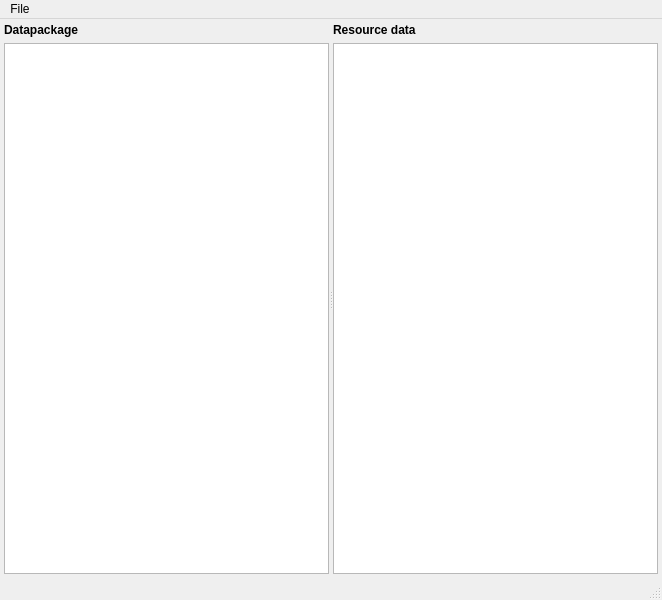
This is spinetoolbox/ui/spine_datapackage_form.ui in spine-tools/Spine-Toolbox as Qt 5 draws it before an edit. The edited form follows.
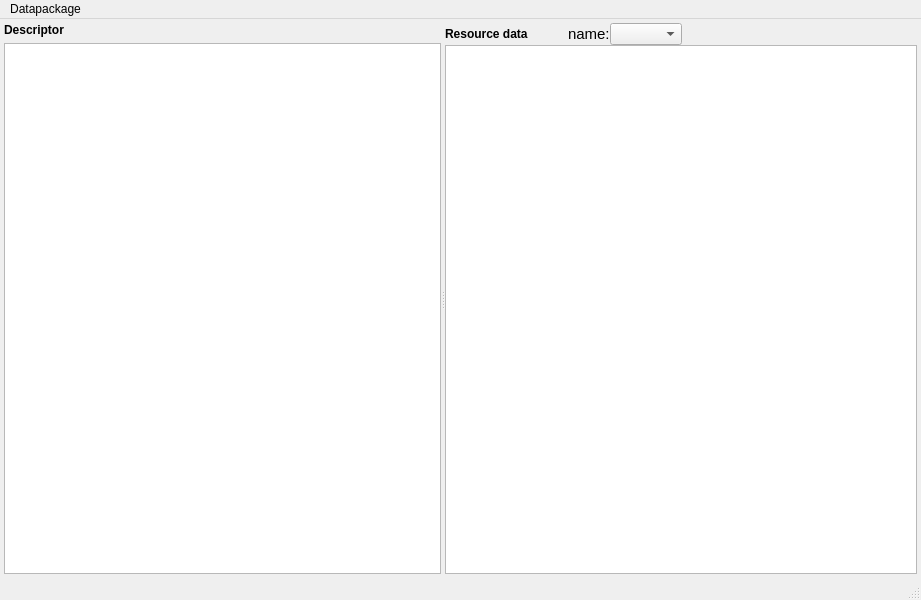
This is the edited form.

Commit message: Issue #106 updated. Now Spine datapackage form allows editing resource and field names more easily.

Patch:
```diff
--- a/spinetoolbox/ui/spine_datapackage_form.ui
+++ b/spinetoolbox/ui/spine_datapackage_form.ui
@@ -26,7 +26,7 @@
    <rect>
     <x>0</x>
     <y>0</y>
-    <width>662</width>
+    <width>921</width>
     <height>600</height>
    </rect>
   </property>
@@ -52,12 +52,6 @@
     </property>
     <item>
      <widget class="QSplitter" name="splitter">
-      <property name="sizePolicy">
-       <sizepolicy hsizetype="Expanding" vsizetype="Expanding">
-        <horstretch>0</horstretch>
-        <verstretch>0</verstretch>
-       </sizepolicy>
-      </property>
       <property name="orientation">
        <enum>Qt::Horizontal</enum>
       </property>
@@ -78,7 +72,7 @@
            </font>
           </property>
           <property name="text">
-           <string>Datapackage</string>
+           <string>Descriptor</string>
           </property>
          </widget>
         </item>
@@ -103,13 +97,21 @@
         </item>
        </layout>
       </widget>
-      <widget class="QWidget" name="layoutWidget_2">
+      <widget class="QWidget" name="">
        <layout class="QVBoxLayout" name="verticalLayout_2">
+        <property name="spacing">
+         <number>0</number>
+        </property>
+        <item>
+         <layout class="QHBoxLayout" name="horizontalLayout">
+          <property name="spacing">
+           <number>0</number>
+          </property>
         <item>
          <widget class="QLabel" name="label_resource_data">
           <property name="sizePolicy">
-           <sizepolicy hsizetype="Expanding" vsizetype="Preferred">
-            <horstretch>2</horstretch>
+             <sizepolicy hsizetype="Minimum" vsizetype="Preferred">
+              <horstretch>0</horstretch>
             <verstretch>0</verstretch>
            </sizepolicy>
           </property>
@@ -125,6 +127,64 @@
          </widget>
         </item>
         <item>
+           <spacer name="horizontalSpacer_2">
+            <property name="orientation">
+             <enum>Qt::Horizontal</enum>
+            </property>
+            <property name="sizeType">
+             <enum>QSizePolicy::Minimum</enum>
+            </property>
+            <property name="sizeHint" stdset="0">
+             <size>
+              <width>40</width>
+              <height>20</height>
+             </size>
+            </property>
+           </spacer>
+          </item>
+          <item>
+           <widget class="QLabel" name="label_resource_name">
+            <property name="font">
+             <font>
+              <pointsize>11</pointsize>
+              <weight>50</weight>
+              <bold>false</bold>
+             </font>
+            </property>
+            <property name="text">
+             <string>name:</string>
+            </property>
+           </widget>
+          </item>
+          <item>
+           <widget class="QComboBox" name="comboBox_resource_name">
+            <property name="sizePolicy">
+             <sizepolicy hsizetype="Preferred" vsizetype="Preferred">
+              <horstretch>0</horstretch>
+              <verstretch>0</verstretch>
+             </sizepolicy>
+            </property>
+           </widget>
+          </item>
+          <item>
+           <spacer name="horizontalSpacer">
+            <property name="orientation">
+             <enum>Qt::Horizontal</enum>
+            </property>
+            <property name="sizeType">
+             <enum>QSizePolicy::MinimumExpanding</enum>
+            </property>
+            <property name="sizeHint" stdset="0">
+             <size>
+              <width>40</width>
+              <height>20</height>
+             </size>
+            </property>
+           </spacer>
+          </item>
+         </layout>
+        </item>
+        <item>
          <widget class="QTableView" name="tableView_resource_data">
           <property name="sizePolicy">
            <sizepolicy hsizetype="Expanding" vsizetype="Expanding">
@@ -132,6 +192,9 @@
             <verstretch>0</verstretch>
            </sizepolicy>
           </property>
+          <attribute name="horizontalHeaderVisible">
+           <bool>false</bool>
+          </attribute>
           <attribute name="horizontalHeaderHighlightSections">
            <bool>false</bool>
           </attribute>
@@ -154,13 +217,13 @@
     <rect>
      <x>0</x>
      <y>0</y>
-     <width>662</width>
+     <width>921</width>
      <height>27</height>
     </rect>
    </property>
    <widget class="QMenu" name="menuFile">
     <property name="title">
-     <string>File</string>
+     <string>Datapackage</string>
     </property>
     <addaction name="actionInfer_datapackage"/>
     <addaction name="actionLoad_datapackage"/>
```
Left out of the diff: 12 changed lines with no effect on the pictures. Lines whose indentation alone changed are shown as unchanged. The commit also changes 5 other files.
